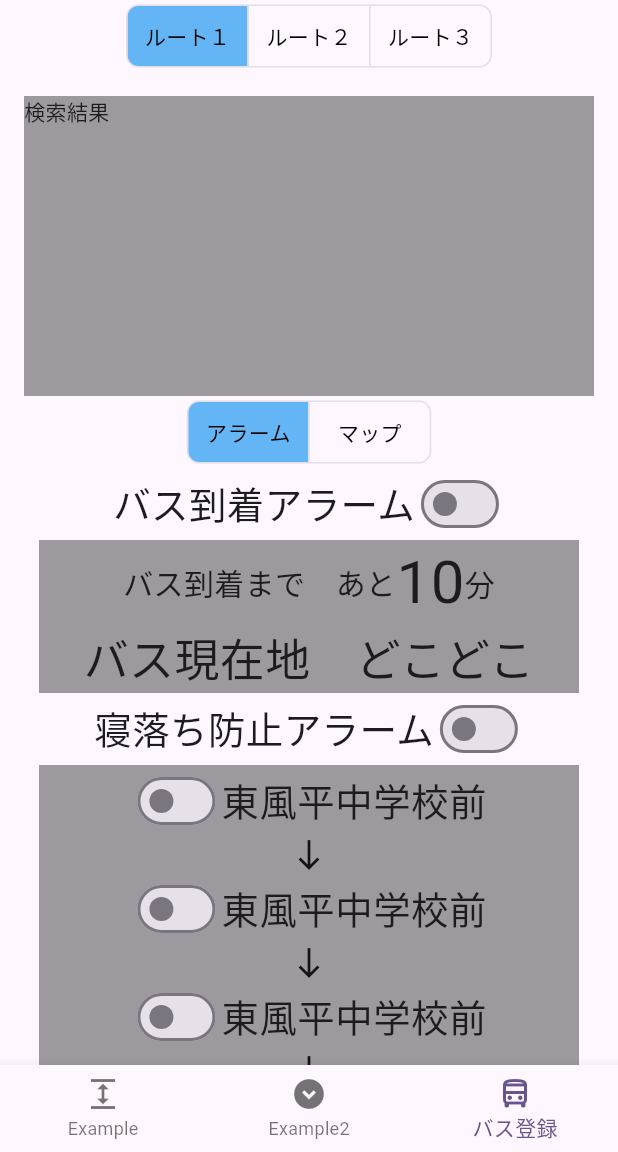
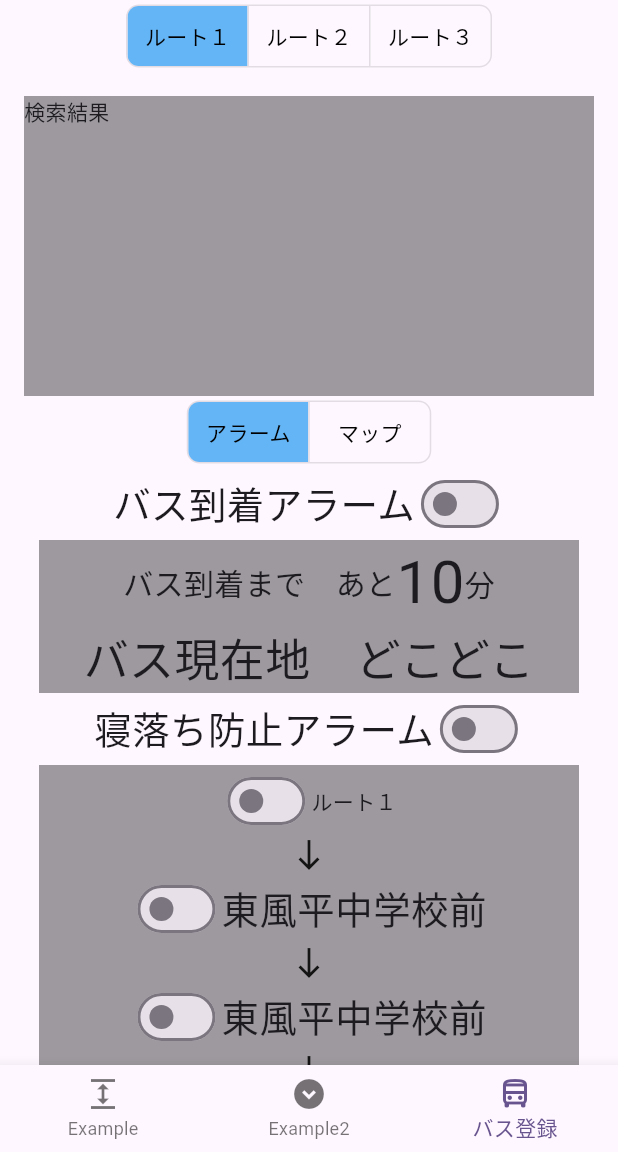
Before and after one commit to Yoshidagumi-group5/bus_app, a Flutter app: the screen it shows after launch, item 3 of the bottom bar chosen, on a phone screen of 412 x 824 dp, the part 84-1236 px from its top. Run offline on Flutter 3.47's test engine with Material 3 defaults, Android fonts, the phone set to English and light mode, and no system bars; our stand-ins replace flutter_riverpod, hooks_riverpod.

Commit message:
見た目はほぼ完成

```diff
--- a/lib/pages/bus_registration.dart
+++ b/lib/pages/bus_registration.dart
@@ -2,38 +2,21 @@ import 'package:flutter/material.dart';
 import 'package:flutter_riverpod/flutter_riverpod.dart';
 import 'package:hooks_riverpod/hooks_riverpod.dart';
 
+class SearchResult extends StatelessWidget {
+  const SearchResult({super.key, required this.text});
 
-class Alarm extends StatelessWidget {
-  const Alarm({super.key});
+  final Widget text;
 
   @override
   Widget build(BuildContext context) {
-    return const Text('アラーム');
+    return text;
   }
 }
 
-class Map extends StatelessWidget {
-  const Map({super.key});
-
-  @override
-  Widget build(BuildContext context) {
-    return const Text('マップ');
-  }
-}
-
-class SearchResult extends StatelessWidget {
-  const SearchResult({super.key});
-
-  @override
-  Widget build(BuildContext context) {
-    return const Text('検索結果');
-  }
-}
-
-const List<Widget> routes = <Widget>[
-  Text('ルート１'),
-  Text('ルート２'),
-  Text('ルート３')
+const List<String> routes = <String>[
+  'ルート１',
+  'ルート２',
+  'ルート３'
 ];
 
 const List<Widget> options = <Widget>[
@@ -41,31 +24,43 @@ const List<Widget> options = <Widget>[
   Text('マップ')
 ];
 
+
 final routeProvider = StateProvider<List<bool>>(
   (ref) => <bool>[true, false, false],
 );
+final routeWidgetProvider = StateProvider<Widget>(
+  (ref) => Route(alarm: Alarm(text: Text(routes[0]))),
+);
+
 
 final optionProvider = StateProvider<List<bool>>(
-  (ref) => <bool>[true, false]
+  (ref) => <bool>[true, false],
+);
+final optionWidgetProvider = StateProvider<Widget>(
+  (ref) => Alarm(text: Text(routes[0])),
 );
 
+
 class BusRegistration extends ConsumerWidget {
-  BusRegistration({super.key});
+  const BusRegistration({super.key});
 
   @override
   Widget build(BuildContext context, WidgetRef ref) {
+    final routeWidgets = routes.map((route) => Route(alarm: Text(route))).toList();
+
     final route = ref.watch(routeProvider);
-    final option = ref.watch(optionProvider);
+    final routeWidget = ref.watch(routeWidgetProvider);
 
     return Scaffold(
       appBar: AppBar(
-        title: Text(
+        title: const Text(
           'バス登録',
           style: TextStyle(fontWeight: FontWeight.bold),
         ),
         backgroundColor: Theme.of(context).colorScheme.inversePrimary,
       ),
-      body: Column(
+      body: SingleChildScrollView(
+        child: Column(
           children: [
             ToggleButtons(
               direction: Axis.horizontal,
@@ -75,6 +70,7 @@ class BusRegistration extends ConsumerWidget {
                 // }
                 ref.read(routeProvider.notifier).state =
                     List.generate(route.length, (i) => i == index);
+                ref.read(routeWidgetProvider.notifier).state = routeWidgets[index];
               },
               borderRadius: const BorderRadius.all(Radius.circular(8)),
               // selectedBorderColor: Colors.blue,
@@ -86,26 +82,45 @@ class BusRegistration extends ConsumerWidget {
                 minWidth: 80.0,
               ),
               isSelected: route,
-            children: routes,
+              children: routes.map((route) => Text(route)).toList(),
             ),
-          ListView(
-            shrinkWrap: true,
-            children: [
-              Container(
-                padding: EdgeInsets.all(16.0),
+            routeWidget,
+          ],
+        ),
+      ),
+    );
+  }
+}
+
+// 各ルートを表示するためのウィジェット
+class Route extends ConsumerWidget {
+  const Route({super.key, required this.alarm});
+
+  final Widget alarm;
+
+  @override
+  Widget build(BuildContext context, WidgetRef ref) {
+    final optionWidgets = <Widget>[alarm, Map()];
+
+    final option = ref.watch(optionProvider);
+    final optionWidget = ref.watch(optionWidgetProvider);
+
+    return Container(
+      padding: const EdgeInsets.all(16.0),
       child: Column(
         children: [
           Container(
             color: Colors.black38,
             width: double.infinity,
             height: 200,
-                      child: SearchResult(),
+            child: SearchResult(text: Text('検索結果')),
           ),
           ToggleButtons(
             direction: Axis.horizontal,
             onPressed: (int index) {
               ref.read(optionProvider.notifier).state =
                   List.generate(option.length, (i) => i == index);
+              ref.read(optionWidgetProvider.notifier).state = optionWidgets[index];
             },
             borderRadius: const BorderRadius.all(Radius.circular(8)),
             selectedColor: Colors.black,
@@ -118,6 +133,24 @@ class BusRegistration extends ConsumerWidget {
             isSelected: option,
             children: options,
           ),
+          optionWidget,
+        ],
+      ),
+    );
+  }
+}
+
+// 各ルートのアラームウィジェット
+class Alarm extends ConsumerWidget {
+  // バス停の情報を取得するための引数を追加する
+  const Alarm({super.key, required this.text});
+
+  final Widget text;
+
+  @override
+  Widget build(BuildContext context, WidgetRef ref) {
+    return Column(
+      children: [
         Row(
           mainAxisAlignment: MainAxisAlignment.center,
           children: [
@@ -189,13 +222,9 @@ class BusRegistration extends ConsumerWidget {
                         children: [
                           Switch(
                             value: false,
-                                        onChanged: (value) {
-                                        },
+                            onChanged: (value) {},
                           ),
-                                      Text(
-                                        '東風平中学校前',
-                                        style: const TextStyle(fontSize: 25),
-                                      ),
+                          text,
                         ],
                       ),
                       Icon(Icons.south),
@@ -203,13 +232,9 @@ class BusRegistration extends ConsumerWidget {
                         children: [
                           Switch(
                             value: false,
-                                        onChanged: (value) {
-                                        },
+                            onChanged: (value) {},
                           ),
-                                      Text(
-                                        '東風平中学校前',
-                                        style: const TextStyle(fontSize: 25),
-                                      ),
+                          Text('東風平中学校前', style: const TextStyle(fontSize: 25)),
                         ],
                       ),
                       Icon(Icons.south),
@@ -217,13 +242,9 @@ class BusRegistration extends ConsumerWidget {
                         children: [
                           Switch(
                             value: false,
-                                        onChanged: (value) {
-                                        },
+                            onChanged: (value) {},
                           ),
-                                      Text(
-                                        '東風平中学校前',
-                                        style: const TextStyle(fontSize: 25),
-                                      ),
+                          Text('東風平中学校前', style: const TextStyle(fontSize: 25)),
                         ],
                       ),
                       Icon(Icons.south),
@@ -231,13 +252,9 @@ class BusRegistration extends ConsumerWidget {
                         children: [
                           Switch(
                             value: false,
-                                        onChanged: (value) {
-                                        },
+                            onChanged: (value) {},
                           ),
-                                      Text(
-                                        '東風平中学校前',
-                                        style: const TextStyle(fontSize: 25),
-                                      ),
+                          Text('東風平中学校前', style: const TextStyle(fontSize: 25)),
                         ],
                       ),
                       Icon(Icons.south),
@@ -245,13 +262,9 @@ class BusRegistration extends ConsumerWidget {
                         children: [
                           Switch(
                             value: false,
-                                        onChanged: (value) {
-                                        },
+                            onChanged: (value) {},
                           ),
-                                      Text(
-                                        '東風平中学校前',
-                                        style: const TextStyle(fontSize: 25),
-                                      ),
+                          Text('東風平中学校前', style: const TextStyle(fontSize: 25)),
                         ],
                       ),
                       Icon(Icons.south),
@@ -259,15 +272,12 @@ class BusRegistration extends ConsumerWidget {
                         children: [
                           Switch(
                             value: false,
-                                        onChanged: (value) {
-                                        },
+                            onChanged: (value) {},
                           ),
-                                      Text(
-                                        '東風平中学校前',
-                                        style: const TextStyle(fontSize: 25),
-                                      ),
+                          Text('東風平中学校前', style: const TextStyle(fontSize: 25)),
                         ],
                       ),
+                      Icon(Icons.south),
                     ],
                   ),
                 ],
@@ -276,12 +286,17 @@ class BusRegistration extends ConsumerWidget {
           ),
         ),
       ],
-                ),
-              ),
-            ],
-          ),
-        ],
-      ),
     );
   }
 }
+
+// 各ルートのマップウィジェット
+class Map extends ConsumerWidget {
+  // バスのルートを取得する引数を追加する
+  const Map({super.key});
+
+  @override
+  Widget build(BuildContext context, WidgetRef ref) {
+    return const Center(child: Text('マップ'));
+  }
+}
```
Lines whose indentation alone changed are shown as unchanged.
